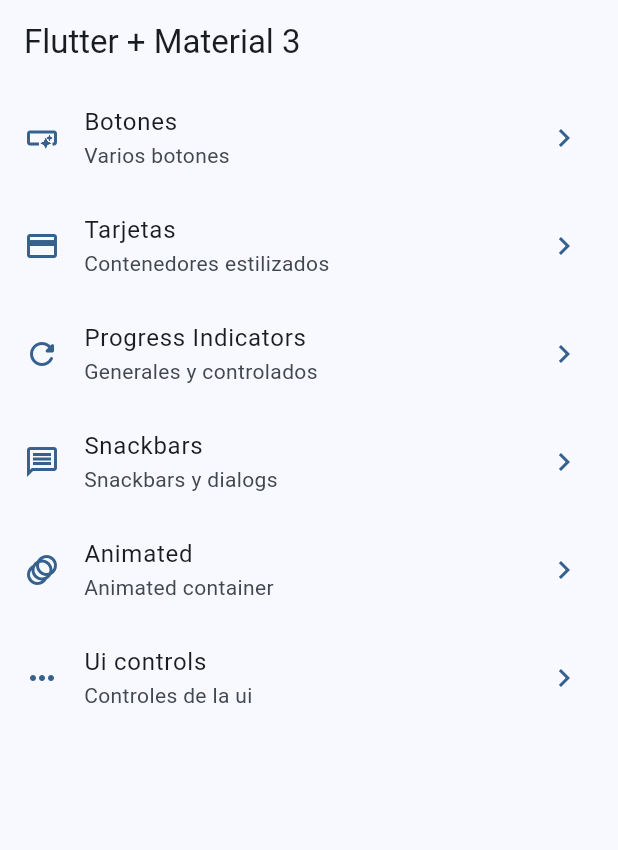
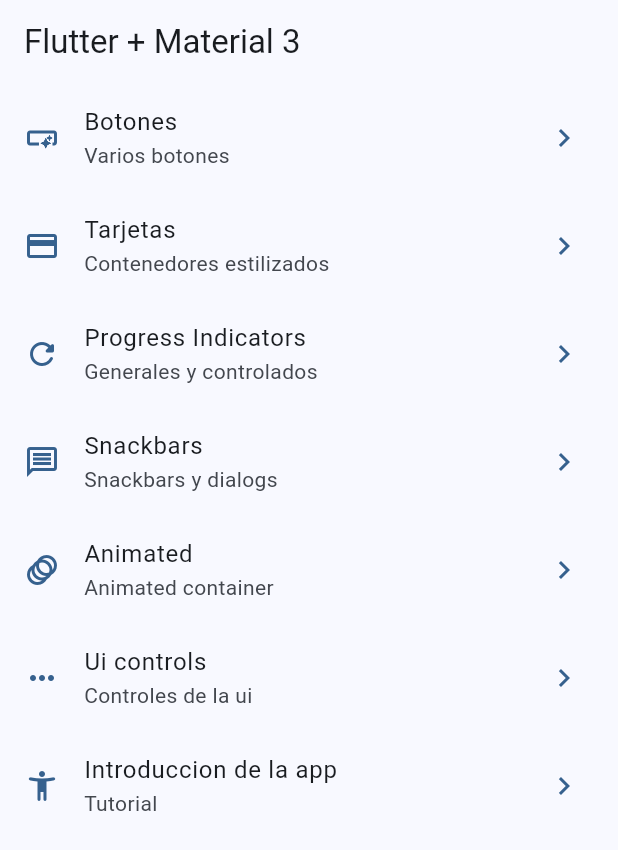
Before and after one commit to tripleP16/widgets_app, a Flutter app: the screen it shows after launch, on a phone screen of 412 x 824 dp. Shown: the top 850 px of the screen. Run offline on Flutter 3.47's test engine with Material 3 defaults, Android fonts, the phone set to English and light mode, and no system bars; our stand-ins replace go_router.

Commit message:
menu items on tutorial

```diff
--- a/lib/config/menu/menu_items.dart
+++ b/lib/config/menu/menu_items.dart
@@ -43,5 +43,10 @@ const appMenuItems = <MenuItem>[
       title: 'Ui controls',
       subttitle: 'Controles de la ui',
       link: '/ui-controls',
-      icon: Icons.keyboard_control_sharp)
+      icon: Icons.keyboard_control_sharp),
+  MenuItem(
+      title: 'Introduccion de la app',
+      subttitle: 'Tutorial',
+      link: '/tutorial',
+      icon: Icons.accessibility_new_rounded)
 ];
--- a/lib/config/router/app_router.dart
+++ b/lib/config/router/app_router.dart
@@ -39,5 +39,11 @@ final appRouter = GoRouter(
       pageBuilder: (context, state) =>
           const MaterialPage(child: UiControlsScreen()),
     ),
+    GoRoute(
+      path: '/tutorial',
+      name: AppTutorialScreen.name,
+      pageBuilder: (context, state) =>
+          const MaterialPage(child: AppTutorialScreen()),
+    ),
   ],
 );
--- a/pubspec.yaml
+++ b/pubspec.yaml
@@ -54,9 +54,8 @@ flutter:
   # the material Icons class.
   uses-material-design: true
   # To add assets to your application, add an assets section, like this:
-  # assets:
-  #   - images/a_dot_burr.jpeg
-  #   - images/a_dot_ham.jpeg
+  assets:
+    - assets/images/
   # An image asset can refer to one or more resolution-specific "variants", see
   # https://flutter.dev/assets-and-images/#resolution-aware
   # For details regarding adding assets from package dependencies, see
```
Also changed, not shown: lib/presentation/screens/app_tutotrial/app_tutorial_screen.dart (+6 -1 lines).
